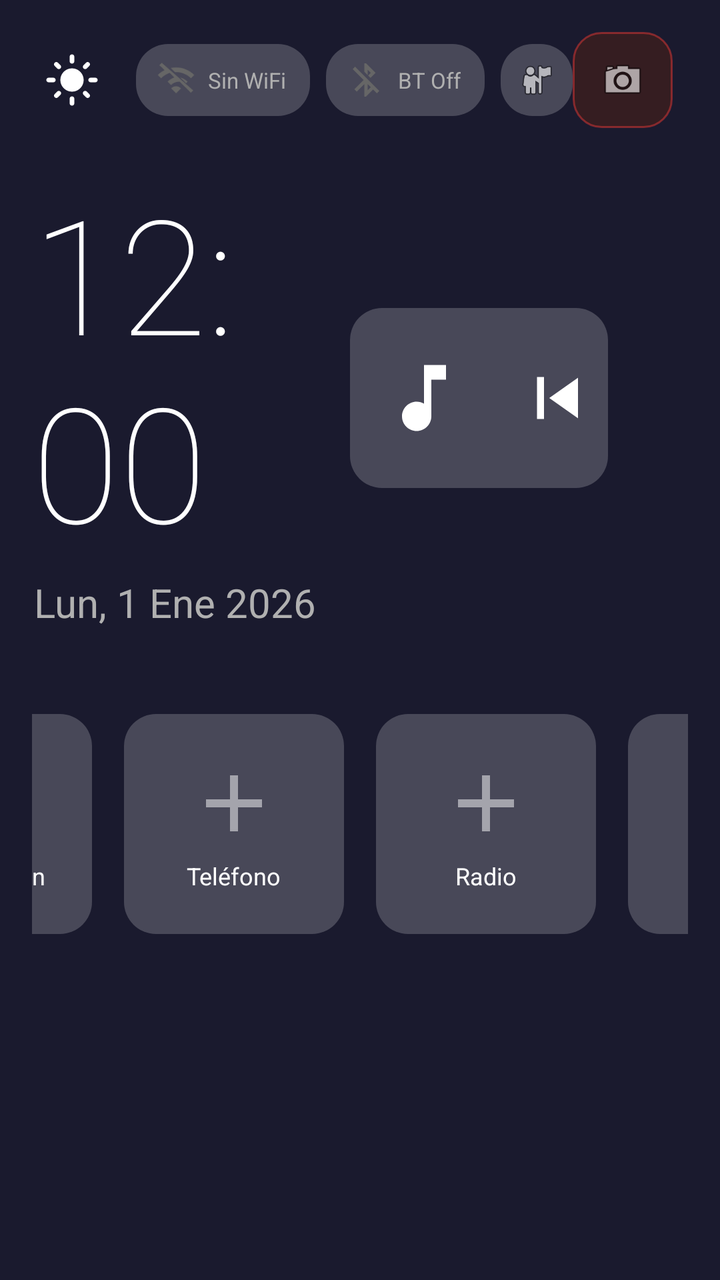
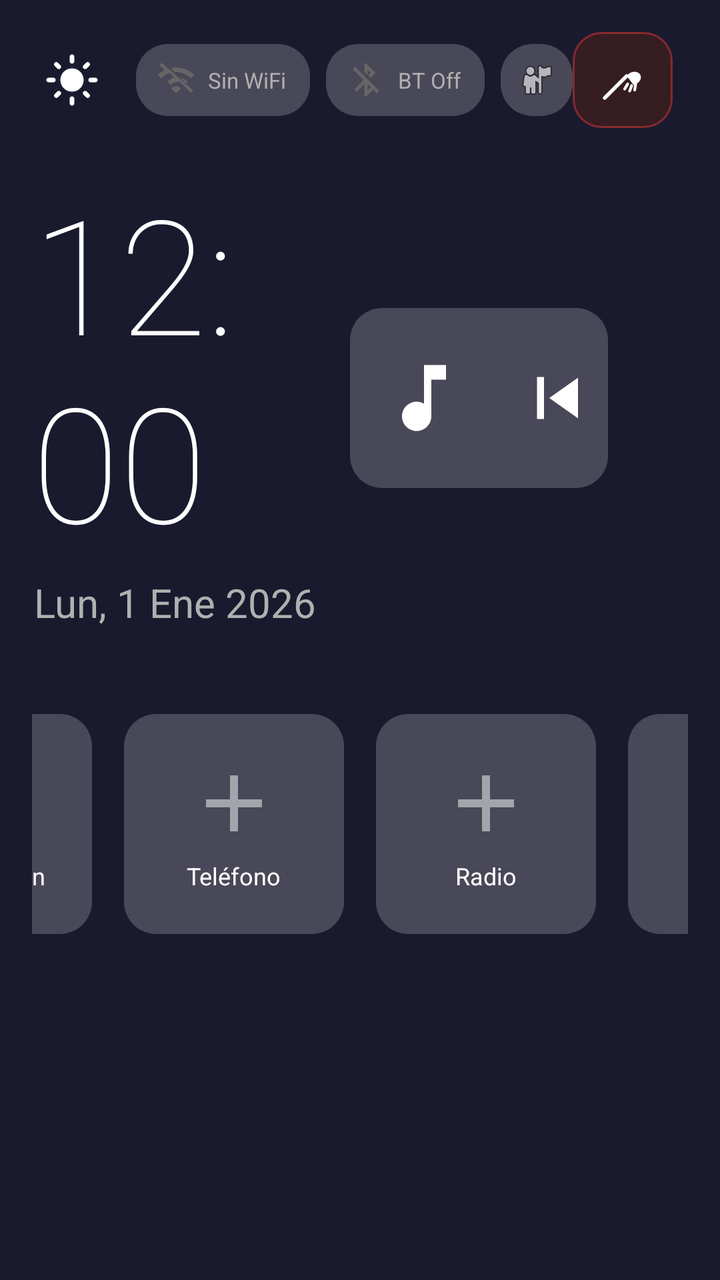

The first picture is an Android layout as it rendered before a commit; the second is the same layout after the commit. The layout source and the unified diff follow.
<!-- AndroidManifest.xml: application theme LauncherTheme -->
<!-- res/layout/activity_main.xml -->
<?xml version="1.0" encoding="utf-8"?>
<FrameLayout xmlns:android="http://schemas.android.com/apk/res/android"
    android:id="@+id/root_layout"
    android:layout_width="match_parent"
    android:layout_height="match_parent"
    android:background="#FF1A1A2E">

    <LinearLayout
        android:layout_width="match_parent"
        android:layout_height="match_parent"
        android:gravity="center"
        android:orientation="vertical"
        android:padding="16dp">

        
        <LinearLayout
            android:layout_width="match_parent"
            android:layout_height="wrap_content"
            android:orientation="horizontal"
            android:gravity="center_vertical">

            <ImageView
                android:id="@+id/btn_theme_toggle"
                android:layout_width="40dp"
                android:layout_height="40dp"
                android:src="@drawable/ic_sun"
                android:padding="6dp"
                android:clickable="true"
                android:focusable="true" />

            <LinearLayout
                android:id="@+id/badge_permisos"
                android:layout_width="wrap_content"
                android:layout_height="36dp"
                android:orientation="horizontal"
                android:gravity="center_vertical"
                android:background="@drawable/shortcut_bg"
                android:paddingStart="10dp"
                android:paddingEnd="12dp"
                android:layout_marginStart="10dp"
                android:clickable="true"
                android:focusable="true"
                android:visibility="gone">

                <ImageView
                    android:layout_width="18dp"
                    android:layout_height="18dp"
                    android:src="@android:drawable/ic_dialog_alert" />

                <TextView
                    android:layout_width="wrap_content"
                    android:layout_height="wrap_content"
                    android:text="Permisos"
                    android:textColor="#FFC107"
                    android:textSize="11sp"
                    android:layout_marginStart="5dp" />
            </LinearLayout>

            
            <LinearLayout
                android:id="@+id/indicador_wifi"
                android:layout_width="wrap_content"
                android:layout_height="36dp"
                android:orientation="horizontal"
                android:gravity="center_vertical"
                android:background="@drawable/shortcut_bg"
                android:paddingStart="10dp"
                android:paddingEnd="12dp"
                android:layout_marginStart="12dp"
                android:clickable="true"
                android:focusable="true">

                <ImageView
                    android:id="@+id/icono_wifi"
                    android:layout_width="20dp"
                    android:layout_height="20dp"
                    android:src="@drawable/ic_wifi_off" />

                <TextView
                    android:id="@+id/texto_wifi"
                    android:layout_width="wrap_content"
                    android:layout_height="wrap_content"
                    android:text="Sin WiFi"
                    android:textColor="#B0B0B0"
                    android:textSize="11sp"
                    android:layout_marginStart="6dp"
                    android:maxLines="1"
                    android:ellipsize="end"
                    android:maxWidth="100dp" />
            </LinearLayout>

            
            
            <LinearLayout
                android:id="@+id/indicador_bluetooth"
                android:layout_width="wrap_content"
                android:layout_height="36dp"
                android:orientation="horizontal"
                android:gravity="center_vertical"
                android:background="@drawable/shortcut_bg"
                android:paddingStart="10dp"
                android:paddingEnd="12dp"
                android:layout_marginStart="8dp"
                android:clickable="true"
                android:focusable="true">

                <ImageView
                    android:id="@+id/icono_bluetooth"
                    android:layout_width="20dp"
                    android:layout_height="20dp"
                    android:src="@drawable/ic_bt_off" />

                <TextView
                    android:id="@+id/texto_bluetooth"
                    android:layout_width="wrap_content"
                    android:layout_height="wrap_content"
                    android:text="BT Off"
                    android:textColor="#B0B0B0"
                    android:textSize="11sp"
                    android:layout_marginStart="6dp"
                    android:maxLines="1"
                    android:ellipsize="end"
                    android:maxWidth="120dp" />
            </LinearLayout>

            
            <LinearLayout
                android:id="@+id/boton_contactos"
                android:layout_width="36dp"
                android:layout_height="36dp"
                android:orientation="horizontal"
                android:gravity="center"
                android:background="@drawable/shortcut_bg"
                android:layout_marginStart="8dp"
                android:clickable="true"
                android:focusable="true">

                <ImageView
                    android:layout_width="20dp"
                    android:layout_height="20dp"
                    android:src="@android:drawable/ic_menu_myplaces" />
            </LinearLayout>

            <View
                android:layout_width="0dp"
                android:layout_height="1dp"
                android:layout_weight="1" />

            
            <LinearLayout
                android:id="@+id/fab_screenshot"
                android:background="@drawable/fab_bg_clear"
                android:layout_width="50dp"
                android:layout_height="48dp"
                android:orientation="horizontal"
                android:gravity="center"
                android:paddingStart="10dp"
                android:paddingEnd="10dp"
                android:layout_marginEnd="8dp"
                android:clickable="true"
                android:focusable="true"
                android:elevation="6dp">

                <ImageView
                    android:layout_width="24dp"
                    android:layout_height="24dp"
                    android:src="@android:drawable/ic_menu_camera" />
            </LinearLayout>

            <LinearLayout
                android:id="@+id/fab_clear_apps"
                android:background="@drawable/fab_bg_clear"
                android:layout_width="50dp"
                android:layout_height="48dp"
                android:orientation="horizontal"
                android:gravity="center"
                android:paddingStart="10dp"
                android:paddingEnd="10dp"
                android:layout_marginEnd="8dp"
                android:clickable="true"
                android:focusable="true"
                android:elevation="6dp">

                <ImageView
                    android:layout_width="24dp"
                    android:layout_height="24dp"
                    android:src="@drawable/ic_clear_apps" />
            </LinearLayout>
        </LinearLayout>

        
        <LinearLayout
            android:layout_width="match_parent"
            android:layout_height="0dp"
            android:layout_weight="1"
            android:orientation="horizontal"
            android:gravity="center"
            android:paddingBottom="10dp">

            
                    

                

            <LinearLayout
                android:id="@+id/clock_section"
                android:layout_width="0dp"
                android:layout_height="wrap_content"
                android:layout_weight="1"
                android:gravity="center"
                android:orientation="vertical">

                <LinearLayout
                    android:id="@+id/boton_reloj"
                    android:layout_width="wrap_content"
                    android:layout_height="wrap_content"
                    android:clickable="true"
                    android:focusable="true"
                    android:gravity="center"
                    android:orientation="vertical">

                    <TextView
                        android:id="@+id/clock_text"
                        android:layout_width="wrap_content"
                        android:layout_height="wrap_content"
                        android:fontFamily="sans-serif-thin"
                        android:text="12:00"
                        android:textColor="#FFFFFFFF"
                        android:textSize="80sp" />

                    <TextView
                        android:id="@+id/date_text"
                        android:layout_width="wrap_content"
                        android:layout_height="wrap_content"
                        android:layout_marginTop="4dp"
                        android:text="Lun, 1 Ene 2026"
                        android:textColor="#B0B0B0"
                        android:textSize="20sp" />
                </LinearLayout>
            </LinearLayout>

            
            
            <LinearLayout
                android:id="@+id/widget_reproductor"
                android:foreground="?android:attr/selectableItemBackground"
                android:layout_width="0dp"
                android:layout_height="wrap_content"
                android:layout_weight="0.9"
                android:minWidth="320dp"
                android:orientation="horizontal"
                android:gravity="center_vertical"
                android:background="@drawable/shortcut_bg"
                android:padding="15dp"
                android:layout_marginTop="30dp"
                android:layout_marginStart="16dp"
                android:layout_marginEnd="40dp"
                android:layout_marginBottom="30dp"
                android:clickable="true"
                android:focusable="true"
                android:visibility="visible">


                <ImageView
                    android:id="@+id/reproductor_icono"
                    android:layout_width="44dp"
                    android:layout_height="60dp"
                    android:src="@drawable/ic_music"
                    android:scaleType="fitCenter" />

                <LinearLayout
                    android:layout_width="0dp"
                    android:layout_height="wrap_content"
                    android:layout_weight="1"
                    android:orientation="vertical"
                    android:layout_marginStart="10dp"
                    android:layout_marginEnd="10dp">

                    <TextView
                        android:id="@+id/reproductor_titulo"
                        android:layout_width="match_parent"
                        android:layout_height="wrap_content"
                        android:text=""
                        android:textColor="#FFFFFF"
                        android:textSize="16sp"
                        android:textStyle="bold"
                        android:maxLines="1"
                        android:ellipsize="marquee"
                        android:marqueeRepeatLimit="marquee_forever"
                        android:scrollHorizontally="true"
                        android:focusable="true"
                        android:focusableInTouchMode="true"
                        android:singleLine="true" />

                    <TextView
                        android:id="@+id/reproductor_artista"
                        android:layout_width="wrap_content"
                        android:layout_height="wrap_content"
                        android:text=""
                        android:textColor="#B0B0B0"
                        android:textSize="12sp"
                        android:maxLines="1"
                        android:ellipsize="end"
                        android:layout_marginTop="2dp" />
                </LinearLayout>

                <ImageView
                    android:id="@+id/btn_anterior"
                    android:layout_width="50dp"
                    android:layout_height="50dp"
                    android:src="@drawable/ic_anterior"
                    android:padding="4dp"
                    android:background="?android:attr/selectableItemBackgroundBorderless"
                    android:clickable="true"
                    android:focusable="true" />

                <ImageView
                    android:id="@+id/btn_play_pausa"
                    android:layout_width="50dp"
                    android:layout_height="50dp"
                    android:src="@drawable/ic_play"
                    android:padding="4dp"
                    android:layout_marginStart="6dp"
                    android:layout_marginEnd="6dp"
                    android:background="?android:attr/selectableItemBackgroundBorderless"
                    android:clickable="true"
                    android:focusable="true" />

                <ImageView
                    android:id="@+id/btn_siguiente"
                    android:layout_width="50dp"
                    android:layout_height="50dp"
                    android:src="@drawable/ic_siguiente"
                    android:padding="4dp"
                    android:background="?android:attr/selectableItemBackgroundBorderless"
                    android:clickable="true"
                    android:focusable="true" />
            </LinearLayout>
        </LinearLayout>

        
        <LinearLayout
            android:id="@+id/shortcuts_container"
            android:layout_width="wrap_content"
            android:layout_height="0dp"
            android:layout_weight="1"
            android:gravity="center|top"
            android:orientation="horizontal"
            android:paddingTop="5dp">

            <LinearLayout
                android:id="@+id/shortcut_0"
                android:layout_width="110dp"
                android:layout_height="110dp"
                android:layout_margin="8dp"
                android:background="@drawable/shortcut_bg"
                android:clickable="true"
                android:focusable="true"
                android:gravity="center"
                android:orientation="vertical"
                android:padding="10dp">

                <ImageView
                    android:id="@+id/shortcut_icon_0"
                    android:layout_width="48dp"
                    android:layout_height="48dp"
                    android:scaleType="fitCenter"
                    android:src="@drawable/ic_add_shortcut" />

                <TextView
                    android:id="@+id/shortcut_name_0"
                    android:layout_width="wrap_content"
                    android:layout_height="wrap_content"
                    android:layout_marginTop="4dp"
                    android:ellipsize="end"
                    android:maxLines="1"
                    android:text="Música"
                    android:textColor="#FFFFFF"
                    android:textSize="12sp" />
            </LinearLayout>

            <LinearLayout
                android:id="@+id/shortcut_1"
                android:layout_width="110dp"
                android:layout_height="110dp"
                android:layout_margin="8dp"
                android:background="@drawable/shortcut_bg"
                android:clickable="true"
                android:focusable="true"
                android:gravity="center"
                android:orientation="vertical"
                android:padding="10dp">

                <ImageView
                    android:id="@+id/shortcut_icon_1"
                    android:layout_width="48dp"
                    android:layout_height="48dp"
                    android:scaleType="fitCenter"
                    android:src="@drawable/ic_add_shortcut" />

                <TextView
                    android:id="@+id/shortcut_name_1"
                    android:layout_width="wrap_content"
                    android:layout_height="wrap_content"
                    android:layout_marginTop="4dp"
                    android:ellipsize="end"
                    android:maxLines="1"
                    android:text="Navegación"
                    android:textColor="#FFFFFF"
                    android:textSize="12sp" />
            </LinearLayout>

            <LinearLayout
                android:id="@+id/shortcut_2"
                android:layout_width="110dp"
                android:layout_height="110dp"
                android:layout_margin="8dp"
                android:background="@drawable/shortcut_bg"
                android:clickable="true"
                android:focusable="true"
                android:gravity="center"
                android:orientation="vertical"
                android:padding="10dp">

                <ImageView
                    android:id="@+id/shortcut_icon_2"
                    android:layout_width="48dp"
                    android:layout_height="48dp"
                    android:scaleType="fitCenter"
                    android:src="@drawable/ic_add_shortcut" />

                <TextView
                    android:id="@+id/shortcut_name_2"
                    android:layout_width="wrap_content"
                    android:layout_height="wrap_content"
                    android:layout_marginTop="4dp"
                    android:ellipsize="end"
                    android:maxLines="1"
                    android:text="Teléfono"
                    android:textColor="#FFFFFF"
                    android:textSize="12sp" />
            </LinearLayout>

            <LinearLayout
                android:id="@+id/shortcut_3"
                android:layout_width="110dp"
                android:layout_height="110dp"
                android:layout_margin="8dp"
                android:background="@drawable/shortcut_bg"
                android:clickable="true"
                android:focusable="true"
                android:gravity="center"
                android:orientation="vertical"
                android:padding="10dp">

                <ImageView
                    android:id="@+id/shortcut_icon_3"
                    android:layout_width="48dp"
                    android:layout_height="48dp"
                    android:scaleType="fitCenter"
                    android:src="@drawable/ic_add_shortcut" />

                <TextView
                    android:id="@+id/shortcut_name_3"
                    android:layout_width="wrap_content"
                    android:layout_height="wrap_content"
                    android:layout_marginTop="4dp"
                    android:ellipsize="end"
                    android:maxLines="1"
                    android:text="Radio"
                    android:textColor="#FFFFFF"
                    android:textSize="12sp" />
            </LinearLayout>

            <LinearLayout
                android:id="@+id/shortcut_4"
                android:layout_width="110dp"
                android:layout_height="110dp"
                android:layout_margin="8dp"
                android:background="@drawable/shortcut_bg"
                android:clickable="true"
                android:focusable="true"
                android:gravity="center"
                android:orientation="vertical"
                android:padding="10dp">

                <ImageView
                    android:id="@+id/shortcut_icon_4"
                    android:layout_width="48dp"
                    android:layout_height="48dp"
                    android:scaleType="fitCenter"
                    android:src="@drawable/ic_add_shortcut" />

                <TextView
                    android:id="@+id/shortcut_name_4"
                    android:layout_width="wrap_content"
                    android:layout_height="wrap_content"
                    android:layout_marginTop="4dp"
                    android:ellipsize="end"
                    android:maxLines="1"
                    android:text="Config."
                    android:textColor="#FFFFFF"
                    android:textSize="12sp" />
            </LinearLayout>

            <LinearLayout
                android:id="@+id/btn_all_apps"
                android:layout_width="110dp"
                android:layout_height="110dp"
                android:layout_margin="8dp"
                android:background="@drawable/shortcut_bg_accent"
                android:clickable="true"
                android:focusable="true"
                android:gravity="center"
                android:orientation="vertical"
                android:padding="10dp">

                <ImageView
                    android:id="@+id/all_apps_icon"
                    android:layout_width="48dp"
                    android:layout_height="48dp"
                    android:scaleType="fitCenter"
                    android:src="@drawable/ic_all_apps" />

                <TextView
                    android:id="@+id/all_apps_label"
                    android:layout_width="wrap_content"
                    android:layout_height="wrap_content"
                    android:layout_marginTop="4dp"
                    android:text="Apps"
                    android:textColor="#FFFFFF"
                    android:textSize="12sp" />
            </LinearLayout>
        </LinearLayout>
    </LinearLayout>

    


    
    <LinearLayout
        android:id="@+id/system_panel"
        android:layout_width="wrap_content"
        android:layout_height="wrap_content"
        android:layout_gravity="bottom|end"
        android:layout_marginEnd="20dp"
        android:layout_marginBottom="72dp"
        android:background="@drawable/system_panel_bg"
        android:elevation="8dp"
        android:orientation="vertical"
        android:padding="12dp"
        android:visibility="gone" />

</FrameLayout>
<!-- resources referenced by this layout -->
<resources>
  <!-- drawable fab_bg_clear (drawable) -->
  <?xml version="1.0" encoding="utf-8"?>
  <shape xmlns:android="http://schemas.android.com/apk/res/android"
      android:shape="rectangle">
  
      
      <solid android:color="#CC3D1F1F" />
  
      
      <stroke
          android:width="1dp"
          android:color="#80E53935" />
  
      
      <corners android:radius="14dp" />
  
  </shape>
  <!-- drawable ic_add_shortcut (drawable) -->
  <?xml version="1.0" encoding="utf-8"?>
  <vector xmlns:android="http://schemas.android.com/apk/res/android"
      android:width="24dp"
      android:height="24dp"
      android:viewportWidth="24"
      android:viewportHeight="24">
      <path
          android:fillColor="#80FFFFFF"
          android:pathData="M19,13h-6v6h-2v-6H5v-2h6V5h2v6h6v2z" />
  </vector>
  <!-- drawable ic_all_apps (drawable) -->
  <?xml version="1.0" encoding="utf-8"?>
  <vector xmlns:android="http://schemas.android.com/apk/res/android"
      android:width="24dp"
      android:height="24dp"
      android:viewportWidth="24"
      android:viewportHeight="24">
      <path
          android:fillColor="#FFFFFF"
          android:pathData="M4,8h4V4H4V8zM10,20h4v-4h-4V20zM4,20h4v-4H4V20zM4,14h4v-4H4V14zM10,14h4v-4h-4V14zM16,4v4h4V4H16zM10,8h4V4h-4V8zM16,14h4v-4h-4V14zM16,20h4v-4h-4V20z" />
  </vector>
  <!-- drawable ic_anterior (drawable) -->
  <?xml version="1.0" encoding="utf-8"?>
  <vector xmlns:android="http://schemas.android.com/apk/res/android"
      android:width="24dp" android:height="24dp"
      android:viewportWidth="24" android:viewportHeight="24">
      <path android:fillColor="#FFFFFF"
          android:pathData="M6,6h2v12H6V6zM9.5,12l8.5,6V6L9.5,12z" />
  </vector>
  <!-- drawable ic_bt_off (drawable) -->
  <?xml version="1.0" encoding="utf-8"?>
  <vector xmlns:android="http://schemas.android.com/apk/res/android"
      android:width="24dp" android:height="24dp"
      android:viewportWidth="24" android:viewportHeight="24">
      <path android:fillColor="#666666"
          android:pathData="M13,5.83l1.88,1.88 -1.6,1.6 1.41,1.41 3.02,-3.02L12,2h-1v5.03l2,2v-3.2zM5.41,4L4,5.41 10.59,12 5,17.59 6.41,19 11,14.41V22h1l4.29,-4.29 2.3,2.29L20,18.59 5.41,4zM13,18.17v-3.76l1.88,1.88L13,18.17z" />
  </vector>
  <!-- drawable ic_music (drawable) -->
  <?xml version="1.0" encoding="utf-8"?>
  <vector xmlns:android="http://schemas.android.com/apk/res/android"
      android:width="24dp"
      android:height="24dp"
      android:viewportWidth="24"
      android:viewportHeight="24">
      <path
          android:fillColor="#FFFFFF"
          android:pathData="M12,3v10.55c-0.59,-0.34 -1.27,-0.55 -2,-0.55C7.79,13 6,14.79 6,17s1.79,4 4,4 4,-1.79 4,-4V7h4V3h-6z" />
  </vector>
  <!-- drawable ic_play (drawable) -->
  <?xml version="1.0" encoding="utf-8"?>
  <vector xmlns:android="http://schemas.android.com/apk/res/android"
      android:width="24dp" android:height="24dp"
      android:viewportWidth="24" android:viewportHeight="24">
      <path android:fillColor="#FFFFFF"
          android:pathData="M8,5v14l11,-7z" />
  </vector>
  <!-- drawable ic_siguiente (drawable) -->
  <?xml version="1.0" encoding="utf-8"?>
  <vector xmlns:android="http://schemas.android.com/apk/res/android"
      android:width="24dp" android:height="24dp"
      android:viewportWidth="24" android:viewportHeight="24">
      <path android:fillColor="#FFFFFF"
          android:pathData="M6,18l8.5,-6L6,6V18zM16,6v12h2V6H16z" />
  </vector>
  <!-- drawable system_panel_bg (drawable) -->
  <?xml version="1.0" encoding="utf-8"?>
  <shape xmlns:android="http://schemas.android.com/apk/res/android"
      android:shape="rectangle">
      <solid android:color="#EE16213E" />
      <corners android:radius="16dp" />
      <stroke
          android:width="1dp"
          android:color="#33FFFFFF" />
  </shape>
  <style name="LauncherTheme" parent="Theme.AppCompat.NoActionBar">
          <item name="android:windowNoTitle">true</item>
          <item name="android:windowFullscreen">true</item>
          <item name="android:windowBackground">@color/background</item>
      </style>
  <color name="background">#FF1A1A2E</color>
  <!-- unchanged entries left out for length: 5 -->
</resources>

<!-- the commit's change to res/layout/activity_main.xml (unified diff, before → after) -->
@@ -146,26 +146,6 @@
                 android:layout_height="1dp"
                 android:layout_weight="1" />
 
-            
-            <LinearLayout
-                android:id="@+id/fab_screenshot"
-                android:background="@drawable/fab_bg_clear"
-                android:layout_width="50dp"
-                android:layout_height="48dp"
-                android:orientation="horizontal"
-                android:gravity="center"
-                android:paddingStart="10dp"
-                android:paddingEnd="10dp"
-                android:layout_marginEnd="8dp"
-                android:clickable="true"
-                android:focusable="true"
-                android:elevation="6dp">
-
-                <ImageView
-                    android:layout_width="24dp"
-                    android:layout_height="24dp"
-                    android:src="@android:drawable/ic_menu_camera" />
-            </LinearLayout>
 
             <LinearLayout
                 android:id="@+id/fab_clear_apps"
